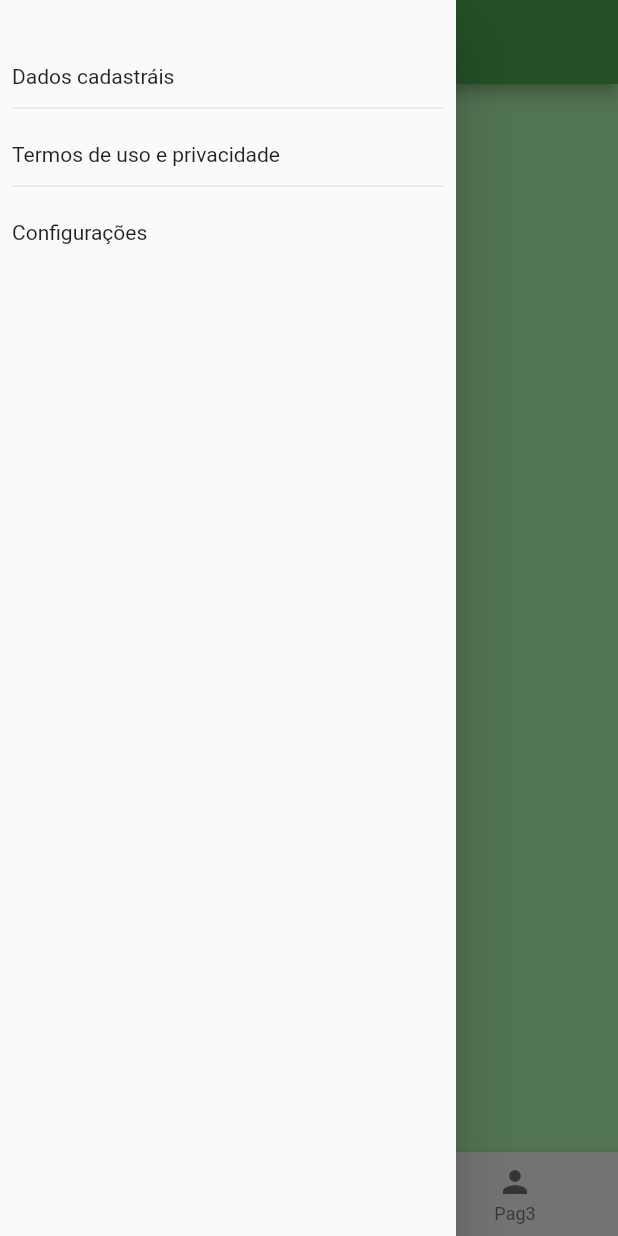
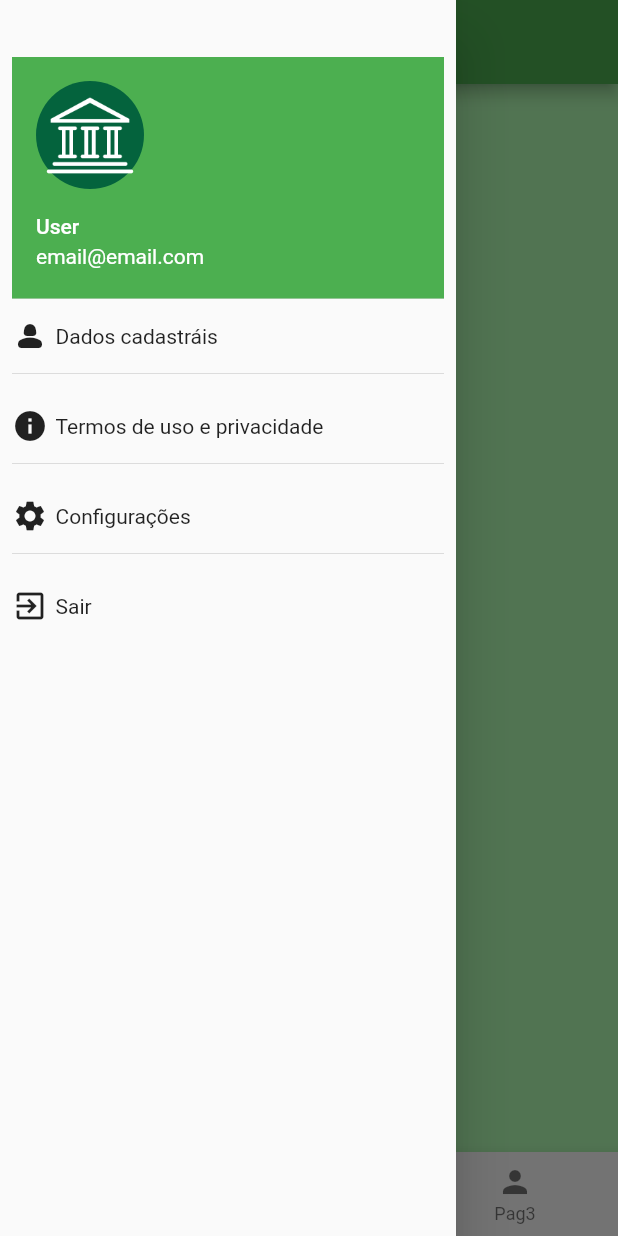
Before and after one commit to GiovanaThais/dartbank, a Flutter app: the HomePage screen opened directly, with the side drawer open, on a phone screen of 412 x 824 dp. Run offline on Flutter 3.47's test engine with Material 2 defaults, Android fonts, the phone set to English and light mode, and no system bars.

Commit message:
feat: custom drawer

```diff
--- /dev/null
+++ b/dart_bank/lib/core/widgets/custom_drawer_widget.dart
@@ -0,0 +1,194 @@
+import 'package:dart_bank/features/auth/register/register_page.dart';
+import 'package:dart_bank/pages/home/login_page.dart';
+import 'package:flutter/material.dart';
+
+class CustomDrawerWidget extends StatelessWidget {
+  const CustomDrawerWidget({super.key});
+
+  @override
+  Widget build(BuildContext context) {
+    return Drawer(
+      child: Padding(
+        padding: const EdgeInsets.all(8.0),
+        child: Column(
+          children: [
+            const SizedBox(
+              height: 30,
+            ),
+            InkWell(
+              onTap: () {
+                showModalBottomSheet(
+                    shape: RoundedRectangleBorder(
+                        borderRadius: BorderRadius.circular(10)),
+                    context: context,
+                    builder: (BuildContext bc) {
+                      return const Wrap(
+                        children: [
+                          ListTile(
+                            title: Text("Camera"),
+                            leading: Icon(Icons.photo_camera),
+                          ),
+                          ListTile(
+                            title: Text("Galeria"),
+                            leading: Icon(Icons.photo_library),
+                          )
+                        ],
+                      );
+                    });
+              },
+              child: UserAccountsDrawerHeader(
+                  currentAccountPicture: CircleAvatar(
+                    backgroundColor: Color.fromARGB(255, 4, 99, 61),
+                    child: Image.asset(
+                      'assets/icon/logo.png',
+                      color: Colors.white,
+                      width: 60,
+                    ),
+                  ),
+                  accountName: Text("User"),
+                  accountEmail: Text("email@email.com")),
+            ),
+            InkWell(
+              child: Container(
+                padding: const EdgeInsets.symmetric(vertical: 5),
+                width: double.infinity,
+                child: const Row(
+                  children: [
+                    Icon(Icons.person_2_rounded),
+                    SizedBox(
+                      width: 5,
+                    ),
+                    Text("Dados cadastráis"),
+                  ],
+                ),
+              ),
+              onTap: () {
+                Navigator.pop(context);
+                Navigator.push(
+                  context,
+                  MaterialPageRoute(builder: (context) => const RegisterPage()),
+                );
+              },
+            ),
+            const Divider(),
+            const SizedBox(
+              height: 10,
+            ),
+            InkWell(
+              child: Container(
+                padding: const EdgeInsets.symmetric(vertical: 5),
+                width: double.infinity,
+                child: const Row(
+                  children: [
+                    Icon(Icons.info),
+                    SizedBox(
+                      width: 5,
+                    ),
+                    Text("Termos de uso e privacidade"),
+                  ],
+                ),
+              ),
+              onTap: () {
+                showModalBottomSheet(
+                    shape: RoundedRectangleBorder(
+                      borderRadius: BorderRadius.circular(10),
+                    ),
+                    context: context,
+                    builder: (BuildContext bc) {
+                      return Container(
+                          padding: const EdgeInsets.symmetric(
+                              vertical: 16, horizontal: 12),
+                          child: const Column(
+                            children: [
+                              Text(
+                                "Termos de uso e privacidade",
+                                style: TextStyle(
+                                    fontSize: 20, fontWeight: FontWeight.bold),
+                              ),
+                              SizedBox(
+                                height: 20,
+                              ),
+                              Text(
+                                " Podemos já vislumbrar o modo pelo qual a mobilidade dos capitais internacionais ainda não demonstrou convincentemente que vai participar na mudança das regras de conduta normativas. A certificação de metodologias que nos auxiliam a lidar com o novo modelo estrutural aqui  proposições. atuação assume importantes posições no estabelecimento das direções preferenciais no sentido do progresso.",
+                                style: TextStyle(fontSize: 16),
+                              ),
+                            ],
+                          ));
+                    });
+              },
+            ),
+            const Divider(),
+            const SizedBox(
+              height: 10,
+            ),
+            InkWell(
+              child: Container(
+                padding: const EdgeInsets.symmetric(vertical: 5),
+                width: double.infinity,
+                child: const Row(
+                  children: [
+                    Icon(Icons.settings),
+                    SizedBox(
+                      width: 5,
+                    ),
+                    Text("Configurações"),
+                  ],
+                ),
+              ),
+              onTap: () {},
+            ),
+            const Divider(),
+            const SizedBox(
+              height: 10,
+            ),
+            InkWell(
+              child: Container(
+                padding: const EdgeInsets.symmetric(vertical: 5),
+                width: double.infinity,
+                child: const Row(
+                  children: [
+                    Icon(Icons.exit_to_app),
+                    SizedBox(
+                      width: 5,
+                    ),
+                    Text("Sair"),
+                  ],
+                ),
+              ),
+              onTap: () {
+                showDialog(
+                    context: context,
+                    builder: (BuildContext bc) {
+                      return AlertDialog(
+                        title: const Text("Dart Bank"),
+                        content: const Wrap(
+                          children: [
+                            Text("Deseja realmente sair do aplicativo?"),
+                          ],
+                        ),
+                        actions: [
+                          TextButton(
+                              onPressed: () {
+                                Navigator.pop(context);
+                              },
+                              child: const Text("Não")),
+                          TextButton(
+                              onPressed: () {
+                                Navigator.pushReplacement(
+                                    context,
+                                    MaterialPageRoute(
+                                        builder: (context) =>
+                                            const LoginPage()));
+                              },
+                              child: const Text("Sim"))
+                        ],
+                      );
+                    });
+              },
+            ),
+          ],
+        ),
+      ),
+    );
+  }
+}
--- a/dart_bank/lib/features/home/pages/home_page.dart
+++ b/dart_bank/lib/features/home/pages/home_page.dart
@@ -1,4 +1,4 @@
-import 'package:dart_bank/features/auth/register/register_page.dart';
+import 'package:dart_bank/core/widgets/custom_drawer_widget.dart';
 import 'package:flutter/material.dart';
 
 import 'page1.dart';
@@ -38,56 +38,8 @@ class _HomePageState extends State<HomePage> {
         appBar: AppBar(
           title: const Text("Home"),
         ),
-        drawer: Drawer(
-          child: Padding(
-            padding: const EdgeInsets.all(8.0),
-            child: Column(
-              children: [
-                const SizedBox(
-                  height: 30,
-                ),
-                InkWell(
-                  child: Container(
-                    padding: const EdgeInsets.symmetric(vertical: 5),
-                    width: double.infinity,
-                    child: const Text("Dados cadastráis"),
-                  ),
-                  onTap: () {
-                    Navigator.pop(context);
-                    Navigator.push(
-                      context,
-                      MaterialPageRoute(builder: (context) => const RegisterPage()),
-                    );
-                  },
-                ),
-                const Divider(),
-                const SizedBox(
-                  height: 10,
-                ),
-                InkWell(
-                  child: Container(
-                    padding: const EdgeInsets.symmetric(vertical: 5),
-                    width: double.infinity,
-                    child: const Text("Termos de uso e privacidade"),
-                  ),
-                  onTap: () {},
-                ),
-                const Divider(),
-                const SizedBox(
-                  height: 10,
-                ),
-                InkWell(
-                  child: Container(
-                    padding: const EdgeInsets.symmetric(vertical: 5),
-                    width: double.infinity,
-                    child: const Text("Configurações"),
-                  ),
-                  onTap: () {},
-                ),
-              ],
-            ),
-          ),
-        ),
+        drawer: const CustomDrawerWidget(),
+
         // body: Expanded(): o weidget expanded é pra ser usado dentro de columns/rows, não precisa dele aqui, o body já é todo o espaço entre a appbar e a bottombar, removi
         body: PageView(
           controller: controller,
```
Also changed, not shown: dart_bank/lib/features/auth/register/register_page.dart (+17 -6 lines).
